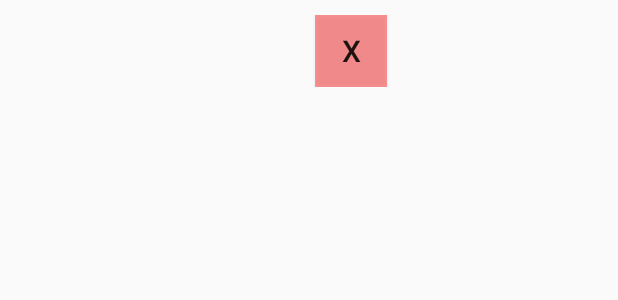
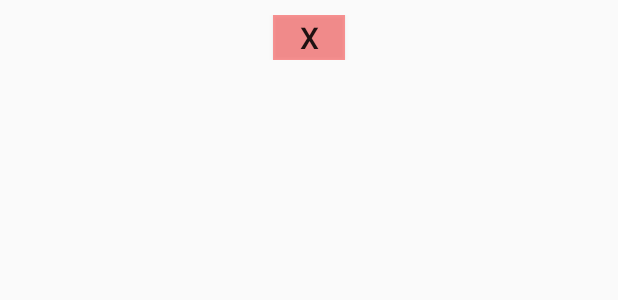
Before and after one commit to Brockify/FindMyPeepsApp, an Android app: the layout friends_list_items.xml on its own in the app's theme, with its tools: preview values and no code run, on a phone screen of 412 x 824 dp. Shown: the top 300 px of the screen. Run offline under Robolectric (Android 15) with nearby library versions, the phone set to English and light mode, and no system bars.

Commit message:
V.0.9.9.5
Made delete button a bit better looking

```diff
--- a/app/src/main/res/layout/friends_list_items.xml
+++ b/app/src/main/res/layout/friends_list_items.xml
@@ -19,29 +19,20 @@
         android:textStyle="bold"
         android:height="30dp" />
 
-    <TextView
-        android:layout_width="wrap_content"
-        android:layout_height="wrap_content"
-        android:textAppearance="?android:attr/textAppearanceSmall"
-        android:id="@+id/address"
-        android:layout_centerVertical="true"
-        android:layout_alignRight="@+id/username"
-        android:layout_alignEnd="@+id/username" />
-
     <Button
         style="?android:attr/buttonStyleSmall"
         android:layout_width="wrap_content"
         android:layout_height="wrap_content"
         android:id="@+id/deleteButton"
-        android:layout_centerVertical="true"
-        android:layout_toRightOf="@+id/address"
-        android:layout_toEndOf="@+id/address"
         android:onClick="deleteButtonClicked"
         android:focusable="false"
         android:textSize="20dp"
         android:focusableInTouchMode="false"
         android:background="#66FF0000"
-        android:text="X" />
+        android:text="X"
+        android:layout_alignParentTop="true"
+        android:layout_centerHorizontal="true"
+        android:layout_alignBottom="@+id/username" />
 
 
 </RelativeLayout>
```
